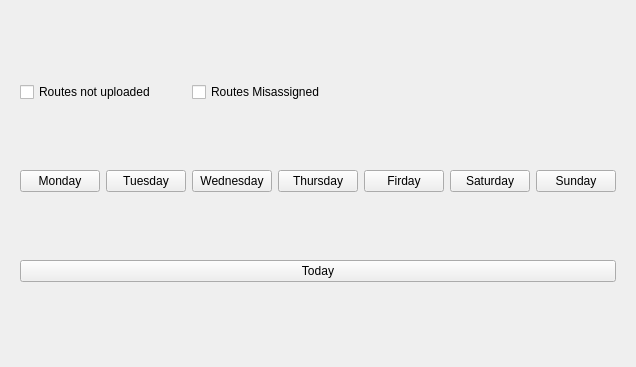
drewdemarest/Assignment-Check, file greenmilewidget.ui: the form before one commit.
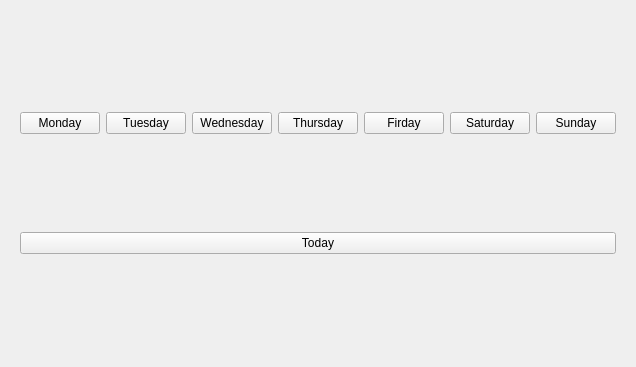
The form after the commit.

Commit message: Hooking up greenmile class to the ui

```diff
--- a/greenmilewidget.ui
+++ b/greenmilewidget.ui
@@ -6,7 +6,7 @@
    <rect>
     <x>0</x>
     <y>0</y>
-    <width>518</width>
+    <width>632</width>
     <height>367</height>
    </rect>
   </property>
@@ -21,70 +21,56 @@
      </property>
      <widget class="QWidget" name="page">
       <layout class="QGridLayout" name="gridLayout_2">
-       <item row="0" column="0" colspan="2">
-        <widget class="QCheckBox" name="routesNotUploadedBox">
-         <property name="text">
-          <string>Routes not uploaded</string>
-         </property>
-        </widget>
-       </item>
-       <item row="1" column="3">
+       <item row="0" column="3">
         <widget class="QPushButton" name="thursdayGMButton">
          <property name="text">
           <string>Thursday</string>
          </property>
         </widget>
        </item>
-       <item row="1" column="0">
+       <item row="0" column="0">
         <widget class="QPushButton" name="mondayGMButton">
          <property name="text">
           <string>Monday</string>
          </property>
         </widget>
        </item>
-       <item row="1" column="1">
+       <item row="0" column="1">
         <widget class="QPushButton" name="tuesdayGMButton">
          <property name="text">
           <string>Tuesday</string>
          </property>
         </widget>
        </item>
-       <item row="0" column="2" colspan="2">
-        <widget class="QCheckBox" name="routesMisassignedBox">
-         <property name="text">
-          <string>Routes Misassigned</string>
-         </property>
-        </widget>
-       </item>
-       <item row="1" column="5">
+       <item row="0" column="5">
         <widget class="QPushButton" name="saturdayGMButton">
          <property name="text">
           <string>Saturday</string>
          </property>
         </widget>
        </item>
-       <item row="1" column="4">
+       <item row="0" column="4">
         <widget class="QPushButton" name="fridayGMButton">
          <property name="text">
           <string>Firday</string>
          </property>
         </widget>
        </item>
-       <item row="1" column="2">
+       <item row="0" column="2">
         <widget class="QPushButton" name="wednesdayGMButton">
          <property name="text">
           <string>Wednesday</string>
          </property>
         </widget>
        </item>
-       <item row="1" column="6">
+       <item row="0" column="6">
         <widget class="QPushButton" name="sundayGMButton">
          <property name="text">
           <string>Sunday</string>
          </property>
         </widget>
        </item>
-       <item row="2" column="0" colspan="7">
+       <item row="1" column="0" colspan="7">
         <widget class="QPushButton" name="todayGMButton">
          <property name="text">
           <string>Today</string>
```
Left out of the diff: 6 changed lines with no effect on the pictures. The commit also changes 3 other files.
